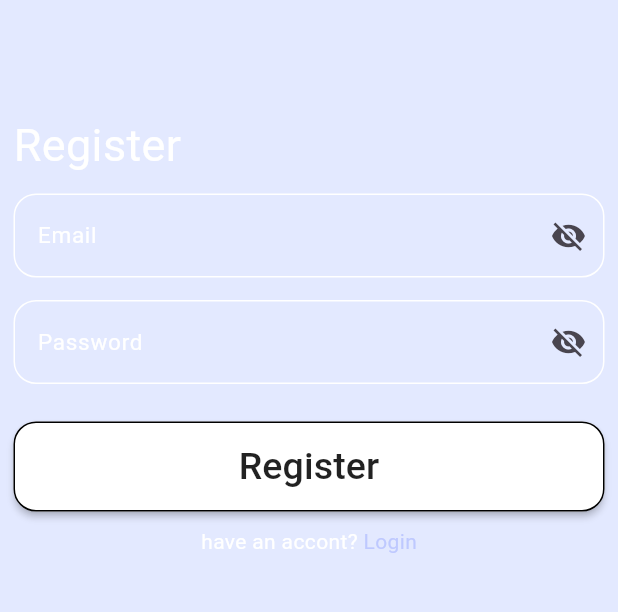
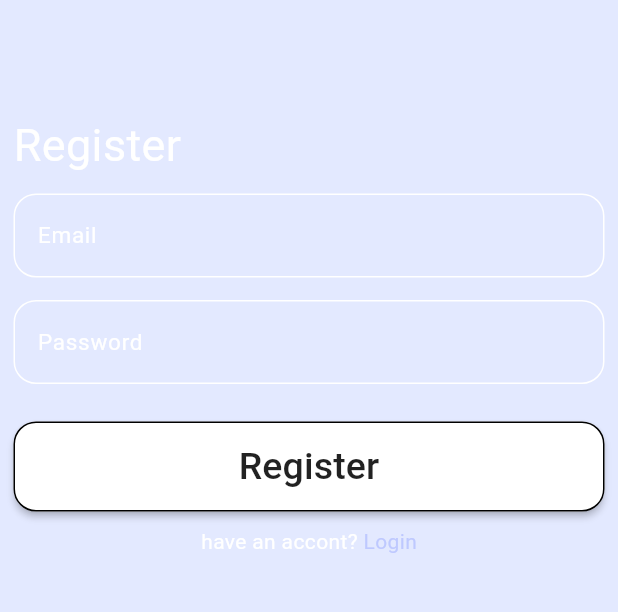
Before and after one commit to Jawadrabie/chat-app, a Flutter app: the screen it shows after launch, after a tap on "Register", on a phone screen of 412 x 824 dp, the part 327-939 px from its top. Run offline on Flutter 3.47's test engine with Material 3 defaults, Android fonts, the phone set to English and light mode, and no system bars; drawn by our look-alikes of modal_progress_hud_nsn; our stand-ins replace cloud_firestore, firebase_auth, firebase_core; accounts and stored records are empty.

Commit message:
شرح التعديلات

```diff
--- a/lib/Screen/Chat_Page.dart
+++ b/lib/Screen/Chat_Page.dart
@@ -48,6 +48,8 @@ class _ChatPageState extends State<ChatPage> {
             body: Column(children: [
               Expanded(
                 child: ListView.builder(
+
+
                     reverse: true,
                     controller: scrollController,
                     itemCount: messageList.length,
--- a/lib/Screen/Login_Page.dart
+++ b/lib/Screen/Login_Page.dart
@@ -39,7 +39,7 @@ class _LoginPageState extends State<LoginPage> {
             child: ListView(
               children: [
                 const SizedBox(
-                  height: 100,
+                  height: 75,
                 ),
                 Image.asset(KLogo, height: 100),
                 const Row(
@@ -55,7 +55,7 @@ class _LoginPageState extends State<LoginPage> {
                   ],
                 ),
                 const SizedBox(
-                  height: 100,
+                  height: 75,
                 ),
                 const Row(
                   children: [
@@ -85,7 +85,7 @@ class _LoginPageState extends State<LoginPage> {
                   onchanged: (data) {
                     password = data;
                   },
-                  obscureText: true,
+
                 ),
                 const SizedBox(
                   height: 25,
--- a/lib/Widgtes/Custom_TextFormField.dart
+++ b/lib/Widgtes/Custom_TextFormField.dart
@@ -2,11 +2,14 @@ import 'package:flutter/cupertino.dart';
 import 'package:flutter/material.dart';
 
 class CustomTextField extends StatefulWidget {
-  CustomTextField({super.key, this.onchanged, this.Hint, this.obscureText = false});
+  CustomTextField({
+    super.key,
+    this.onchanged,
+    this.Hint,
+  });
 
   Function(String)? onchanged;
   String? Hint;
-  bool obscureText;
 
   @override
   State<CustomTextField> createState() => _CustomTextFieldState();
@@ -16,7 +19,6 @@ class _CustomTextFieldState extends State<CustomTextField> {
   @override
   Widget build(BuildContext context) {
     return TextFormField(
-      obscureText: widget.obscureText,
       validator: (value) {
         if (value!.isEmpty) {
           return "هذا الحقل مطلوب";
@@ -27,16 +29,6 @@ class _CustomTextFieldState extends State<CustomTextField> {
       style: const TextStyle(color: Colors.white),
       cursorColor: Colors.purple,
       decoration: InputDecoration(
-          suffixIcon: IconButton(
-            icon: Icon(
-              widget.obscureText ? Icons.visibility : Icons.visibility_off,
-            ),
-            onPressed: () {
-              setState(() {
-                widget.obscureText = !widget.obscureText;
-              });
-            },
-          ),
           border: OutlineInputBorder(
               borderSide: const BorderSide(color: Colors.white),
               borderRadius: BorderRadius.circular(15)),
```
Also changed, not shown: lib/Screen/Register_Page.dart (+1 -6 lines), 1 other file.
